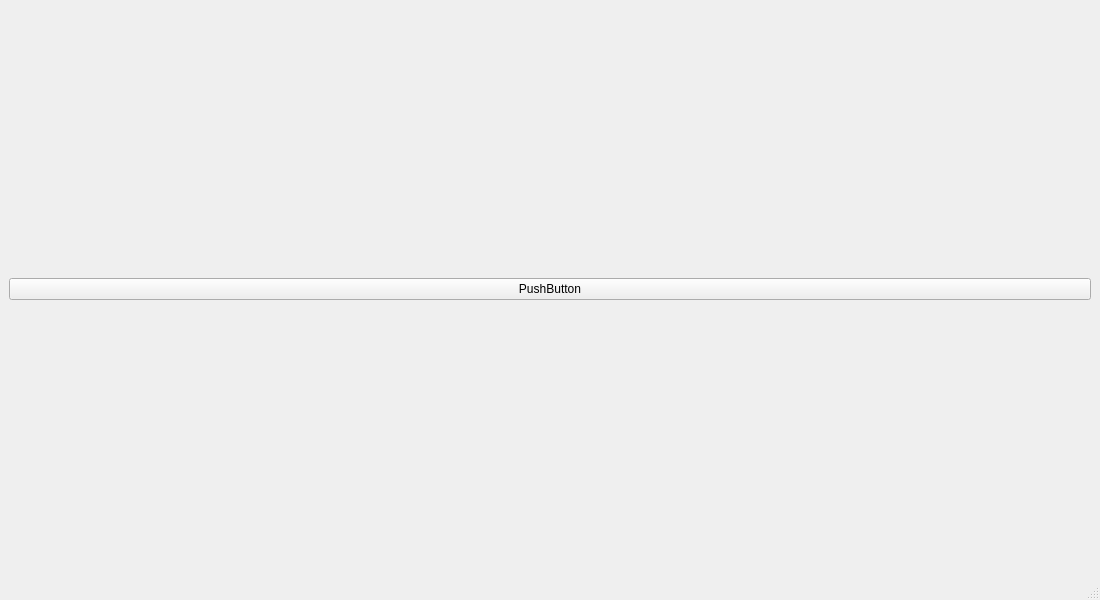
First picture: the form in mainclient.ui, repository LilFrozer/boost_client, before the edit.
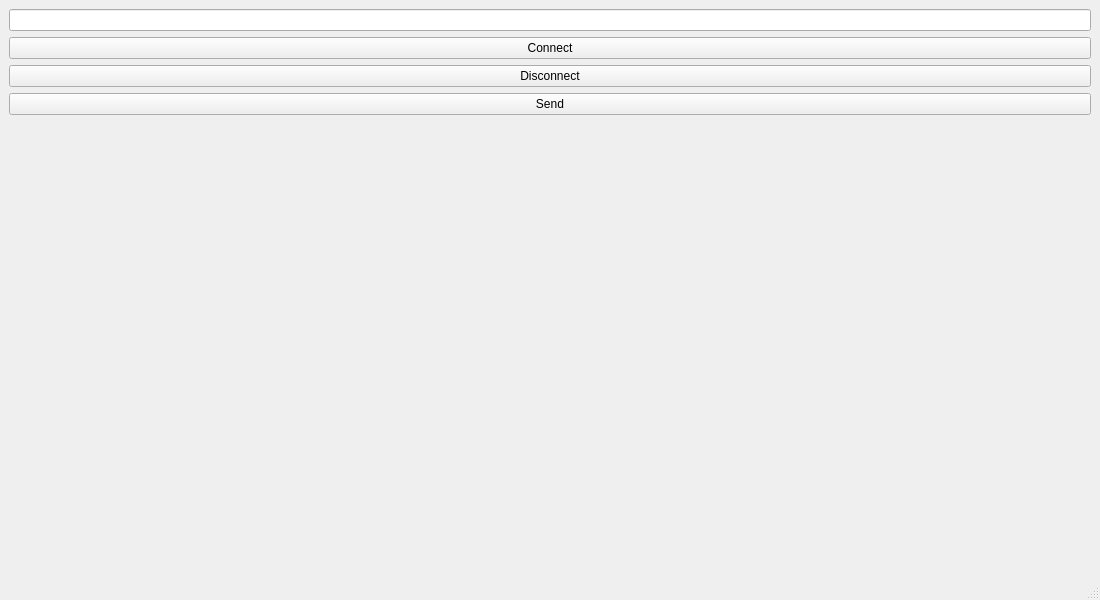
Second picture: the form after the edit.

Commit message: add send data:TestStruct through tcp proto

```diff
--- a/mainclient.ui
+++ b/mainclient.ui
@@ -16,12 +16,42 @@
   <widget class="QWidget" name="centralwidget">
    <layout class="QVBoxLayout" name="verticalLayout">
     <item>
-     <widget class="QPushButton" name="pushButton">
+     <widget class="QLineEdit" name="qlineedit_host"/>
+    </item>
+    <item>
+     <widget class="QPushButton" name="qpsh_connect">
       <property name="text">
-       <string>PushButton</string>
+       <string>Connect</string>
       </property>
      </widget>
     </item>
+    <item>
+     <widget class="QPushButton" name="qpsh_disconnect">
+      <property name="text">
+       <string>Disconnect</string>
+      </property>
+     </widget>
+    </item>
+    <item>
+     <widget class="QPushButton" name="qpsh_send">
+      <property name="text">
+       <string>Send</string>
+      </property>
+     </widget>
+    </item>
+    <item>
+     <spacer name="verticalSpacer">
+      <property name="orientation">
+       <enum>Qt::Orientation::Vertical</enum>
+      </property>
+      <property name="sizeHint" stdset="0">
+       <size>
+        <width>20</width>
+        <height>40</height>
+       </size>
+      </property>
+     </spacer>
+    </item>
    </layout>
   </widget>
   <widget class="QMenuBar" name="menubar">
```
The commit also changes 7 other files.
